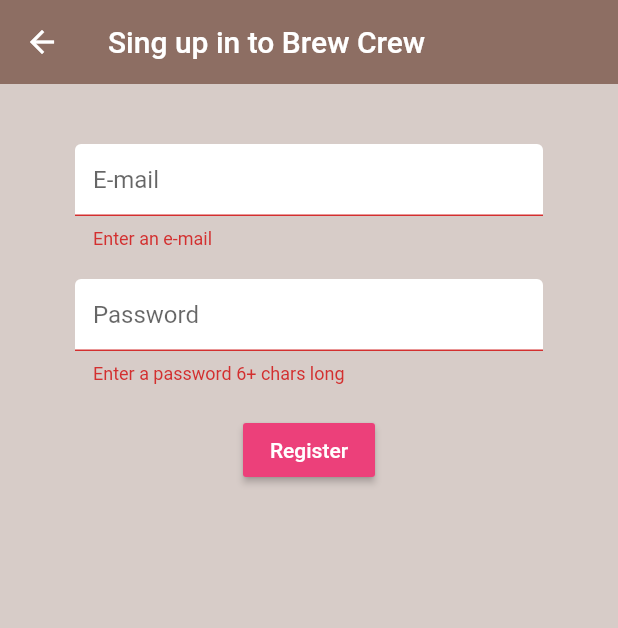
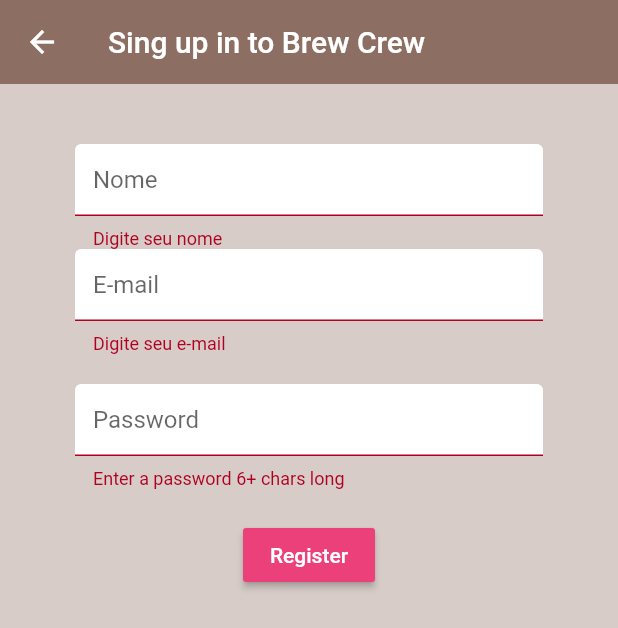
Before and after one commit to LuuhZaparoli/projeto_web, a Flutter app: the Register screen opened directly, after a tap on "Register", on a phone screen of 412 x 824 dp. Shown: the top 628 px of the screen. Run offline on Flutter 3.47's test engine with Material 2 defaults, Android fonts, the phone set to English and light mode, and no system bars; our stand-ins replace cloud_firestore, firebase_auth, firebase_core, flutter_spinkit; accounts and stored records are empty.

Commit message:
Finalizacao funcionamento relatorio

```diff
--- a/projeto_web/lib/models/relatorio.dart
+++ b/projeto_web/lib/models/relatorio.dart
@@ -7,9 +7,11 @@
   num _valor;
   String _visita;
   String _obs;
+  String _data;
+  String _nome;
 
   Relatorio(this._id, this._veiculo, this._km, this._abastecimento, this._litros,
-      this._valor, this._visita, this._obs);
+      this._valor, this._visita, this._obs, this._data, this._nome);
 
   Relatorio.map(dynamic obj){
     this._id = obj['id'];
@@ -20,6 +22,8 @@
     this._valor = obj['valor'];
     this._visita = obj['visita'];
     this._obs = obj['obs'];
+    this._data =  obj['data'];
+    this._nome = obj['nome'];
   }
 
   String get id => _id;
@@ -30,6 +34,8 @@
   num get valor => _valor;
   String get visita => _visita;
   String get obs => _obs;
+  String get data => _data;
+  String get nome => _nome;
 
   Map<String, dynamic> toMap(){
     var map = new Map<String, dynamic>();
@@ -43,6 +49,8 @@
     map['valor'] = _valor;
     map['visita'] = _visita;
     map['obs'] = _obs;
+    map['data'] = _data;
+    map['nome'] = _nome;
 
     return map;
   }
@@ -56,5 +64,7 @@
     this._valor = map['valor'];
     this._visita = map['visita'];
     this._obs = map['obs'];
+    this._data = map['data'];
+    this._nome = map['nome'];
   }
 }
--- a/projeto_web/lib/screens/authenticate/register.dart
+++ b/projeto_web/lib/screens/authenticate/register.dart
@@ -14,6 +14,7 @@
   final _formKey = GlobalKey<FormState>();
   bool loading = false;
 
+  String name = '';
   String email = '';
   String password = '';
   String error = '';
@@ -35,8 +36,16 @@
                   children: <Widget>[
                     SizedBox(height: 20.0),
                     TextFormField(
+                        decoration: textInputDecoration.copyWith(hintText: 'Nome'),
+                        validator: (val) => val.isEmpty ? 'Digite seu nome' : null,
+                        onChanged: (val){
+                          setState(() => name = val);
+
+                        }
+                    ),
+                    TextFormField(
                       decoration: textInputDecoration.copyWith(hintText: 'E-mail'),
-                      validator: (val) => val.isEmpty ? 'Enter an e-mail' : null,
+                      validator: (val) => val.isEmpty ? 'Digite seu e-mail' : null,
                         onChanged: (val){
                           setState(() => email = val);
 
@@ -62,7 +71,7 @@
                         onPressed: () async{
                           if(_formKey.currentState.validate()){
                             setState(() => loading = true);
-                            dynamic result = await _auth.registerWithEmailAndPassword(email, password);
+                            dynamic result = await _auth.registerWithEmailAndPassword(name, email, password);
                             if(result == null){
                               setState(() =>
                               error = 'please supply a valid e-mail');
--- a/projeto_web/lib/screens/gps/gps_page.dart
+++ b/projeto_web/lib/screens/gps/gps_page.dart
@@ -1,5 +1,4 @@
 import 'package:flutter/material.dart';
-import 'package:cloud_firestore/cloud_firestore.dart';
 
 class GpsPage extends StatefulWidget {
   @override
@@ -14,8 +13,8 @@
         title: new Text("GPS PAGE"),
       ),
       body: new Center(
-          child: new Text("Pagina de GPS")
-      ),
+      child: new Text("Pagina de GPS"),
+    ),
     );
   }
 }
--- a/projeto_web/lib/service/auth.dart
+++ b/projeto_web/lib/service/auth.dart
@@ -17,7 +17,7 @@
 
   }
 
-  //Sign in anon
+  //Login anonimo
   Future signInAnon() async{
   try{
     //AuthResult virou UserCredential
@@ -30,6 +30,7 @@
     return null;
   }
   }
+
   //Login e-mail e senha
   Future signInWithEmailAndPassword(String email, String password) async{
     try{
@@ -43,10 +44,11 @@
   }
 
   //Cadastro e-mail e senha
-  Future registerWithEmailAndPassword(String email, String password) async{
+  Future registerWithEmailAndPassword(String name, String email, String password) async{
     try{
       UserCredential result = await _auth.createUserWithEmailAndPassword(email: email, password: password);
       User user = result.user;
+      user.updateProfile(displayName: name);
       return _userFromFirebaseUser(user);
     }catch(e){
       print(e.toString());
--- a/projeto_web/lib/shared/texts.dart
+++ b/projeto_web/lib/shared/texts.dart
@@ -6,6 +6,6 @@
 );
 
 const textContent = TextStyle(
-  color: Colors.white38,
-  fontSize: 14.0,
+  color: Colors.white70,
+  fontSize: 16.0,
 );
```
Also changed, not shown: projeto_web/lib/main.dart (+11 -0 lines), projeto_web/lib/screens/reports/exibir_relatorio.dart (+11 -7 lines), projeto_web/lib/screens/reports/reports_page.dart (+59 -26 lines).
